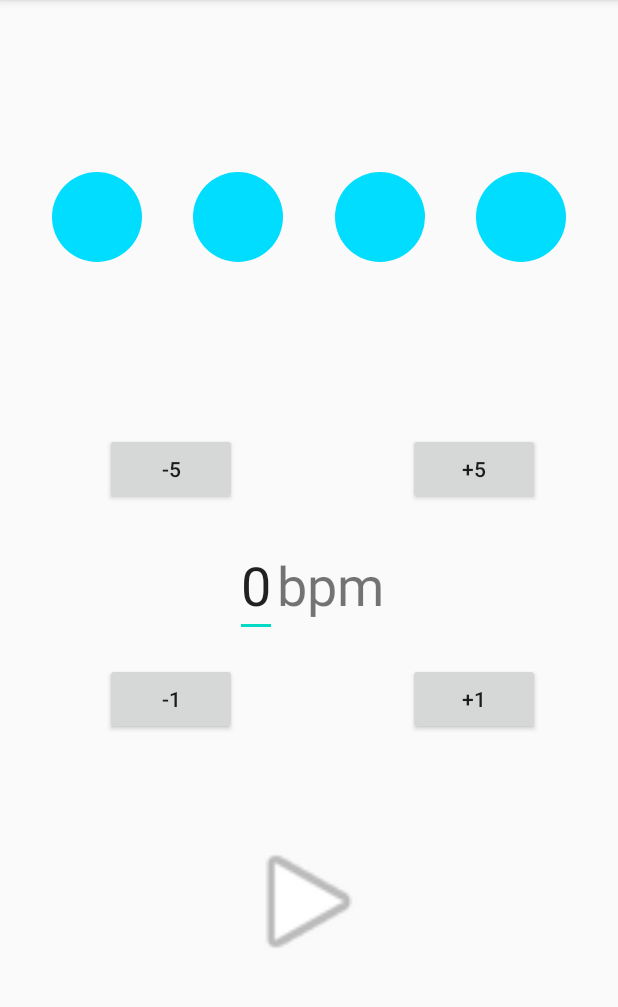
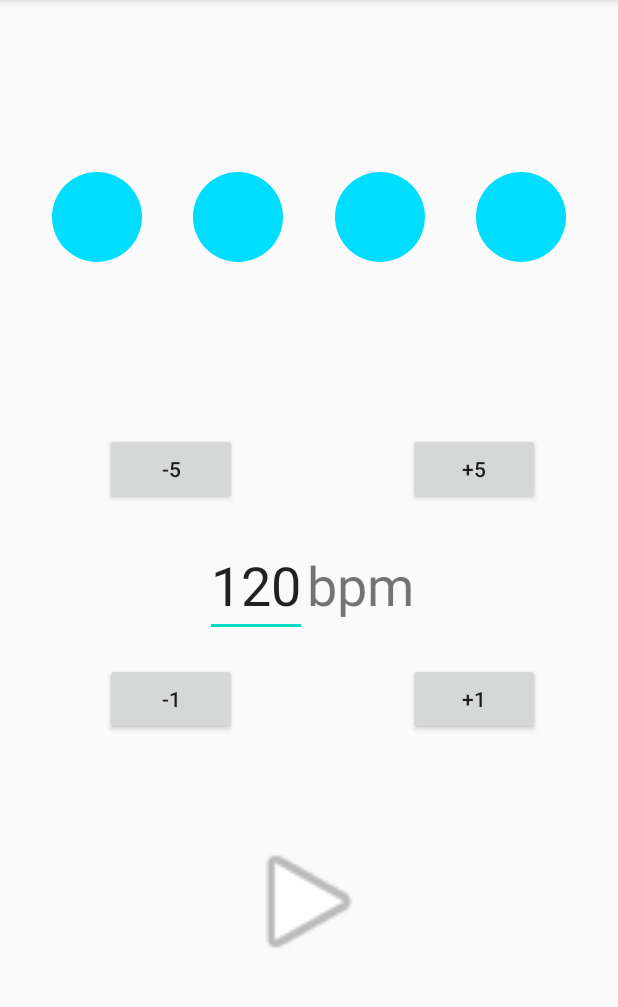
Before and after one commit to faelb/metronomus, an Android app: the screen it shows after launch (MainActivity), on a phone screen of 412 x 824 dp, the part 84-1091 px from its top. Run offline under Robolectric (Android 15) with nearby library versions, the phone set to English and light mode, and no system bars; our stand-ins replace Timber, data binding; Roboto replaces fonts that are not available here.

Commit message:
all problems troubleshooted !!!

```diff
--- a/app/src/main/java/enko/felber/metronomus/MYBPM.kt
+++ b/app/src/main/java/enko/felber/metronomus/MYBPM.kt
@@ -1,3 +1,3 @@
 package enko.felber.metronomus
 
-data class MYBPM (var bpm: Int )
+data class MYBPM (var bpm: Int)
--- a/app/src/main/java/enko/felber/metronomus/MainScreen.kt
+++ b/app/src/main/java/enko/felber/metronomus/MainScreen.kt
@@ -19,35 +19,45 @@ import kotlin.math.absoluteValue
  */
 class MainScreen : Fragment() {
 
-    val myBPM: MYBPM = MYBPM(120)//startwert
+    var myBPM: MYBPM = MYBPM(120)//startwert
+
+
+    //for sounds later on
+    private lateinit var player: MediaPlayer
+
+    private lateinit var binding: FragmentMainScreenBinding
+
+    private lateinit var metronomeTimer: MetronomeTimer
 
     override fun onCreateView(
         inflater: LayoutInflater, container: ViewGroup?,
         savedInstanceState: Bundle?
     ): View? {
 
+        player = MediaPlayer.create(context, R.raw.click)
 
-        //for sounds later on
-        var player: MediaPlayer = MediaPlayer.create(context,R.raw.click)
+        binding = DataBindingUtil.inflate(inflater, R.layout.fragment_main_screen, container, false)
+
+        metronomeTimer = MetronomeTimer(binding = binding)
 
 
 
-
-        val binding: FragmentMainScreenBinding =
-            DataBindingUtil.inflate(inflater, R.layout.fragment_main_screen, container, false)
-        val metronomeTimer: MetronomeTimer = MetronomeTimer(binding = binding)
-
-
-        //+ and - buttons change the bpm textfield
-        binding.buttonPlusOne.setOnClickListener {myBPM.bpm = (myBPM.bpm+1) }
-        binding.buttonPlusFive.setOnClickListener {myBPM.bpm = (myBPM.bpm+5) }
-        binding.buttonMinusOne.setOnClickListener {myBPM.bpm = (myBPM.bpm-1) }
-        binding.buttonMinusFive.setOnClickListener {myBPM.bpm = (myBPM.bpm-5) }
+        return binding.root
+    }
 
 
 
+    override fun onViewCreated(view: View, savedInstanceState: Bundle?) {
+        super.onViewCreated(view, savedInstanceState)
+        //init BPM show
+        textViewBPM.invalidate()
+        textViewBPM.setText(myBPM.bpm.toString())
 
-
+        //+ and - buttons change the bpm textfield
+        buttonPlusOne.setOnClickListener { myBPM.bpm += 1;textViewBPM.setText(myBPM.bpm.toString()) }
+        buttonPlusFive.setOnClickListener { myBPM.bpm += 5;textViewBPM.setText(myBPM.bpm.toString()) }
+        buttonMinusOne.setOnClickListener { myBPM.bpm -= 1;textViewBPM.setText(myBPM.bpm.toString()) }
+        buttonMinusFive.setOnClickListener { myBPM.bpm -= 5;textViewBPM.setText(myBPM.bpm.toString()) }
 
         binding.imageViewPlayPause.setOnClickListener {
 
@@ -55,13 +65,11 @@ class MainScreen : Fragment() {
             myBPM.bpm = textViewBPM.text.toString().toInt()
 
             //starte ticker mit value aus der Dataclass
-            metronomeTimer.startTicker(myBPM.bpm,player)
+            metronomeTimer.startTicker(myBPM.bpm, player)
 
         }
 
 
-
-        return binding.root
     }
 
 }
--- a/app/src/main/java/enko/felber/metronomus/MetronomeTimer.kt
+++ b/app/src/main/java/enko/felber/metronomus/MetronomeTimer.kt
@@ -61,9 +61,11 @@ class MetronomeTimer constructor(binding: FragmentMainScreenBinding) {
             uiScope.launch {
                 while (counter < 4) { //button pause not pressed
                     clockViews[counter].setBackgroundResource(R.drawable.rounded_textview_active)
+                    //player.start()
+
                     //BPM Timer Kicken
                     delay(milliSec.toLong())
-                    player.stop()
+                    //player.stop()
 
                     clockViews[counter].setBackgroundResource(R.drawable.rounded_textview_inactive)
                     counter++
--- a/app/src/main/res/layout/fragment_main_screen.xml
+++ b/app/src/main/res/layout/fragment_main_screen.xml
@@ -20,7 +20,7 @@
             android:layout_height="wrap_content"
             android:fontFamily="@font/titan_one"
             android:inputType="number"
-            android:text="@{Integer.toString(myBPM.bpm)}"
+            android:text="-"
             android:textSize="36sp"
             app:layout_constraintBaseline_toBaselineOf="@+id/textViewBPM2"
             app:layout_constraintEnd_toStartOf="@+id/textViewBPM2"
```
